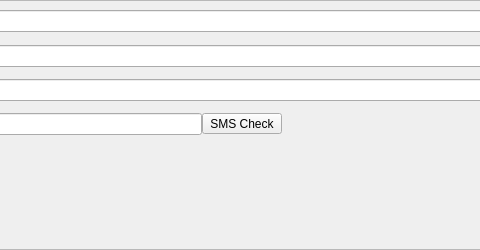
vipwzw/macoin, file src/qt/forms/sendcoinsentry.ui: the form before one commit; both pictures show x 162 to 642 and y 0 to 250 of the 729 by 250 pixel window.
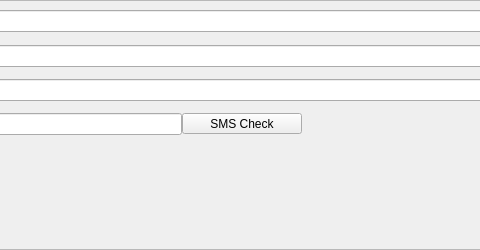
The form after the commit. Icons and pictures are not drawn. Custom widgets are drawn as their Qt base class.

Patch:
```diff
--- a/src/qt/forms/sendcoinsentry.ui
+++ b/src/qt/forms/sendcoinsentry.ui
@@ -176,7 +176,7 @@
         </property>
         <property name="minimumSize">
 			<size>
-              <width>80</width>
+          <width>120</width>
               <height>0</height>
              </size>
             </property>
@@ -185,7 +185,10 @@
             </property>
             <property name="icon">
              <iconset resource="../bitcoin.qrc">
-              <normaloff>:/icons/receiving_addresses</normaloff>:/icons/receiving_addresses</iconset>
+          <normaloff>:/icons/sms</normaloff>:/icons/sms</iconset>
+        </property>
+        <property name="toolButtonStyle">
+         <enum>Qt::ToolButtonTextBesideIcon</enum>
             </property>
        </widget>
       </item>
```
Left out of the diff: 6 changed lines with no effect on the pictures. Lines whose indentation alone changed are shown as unchanged.
